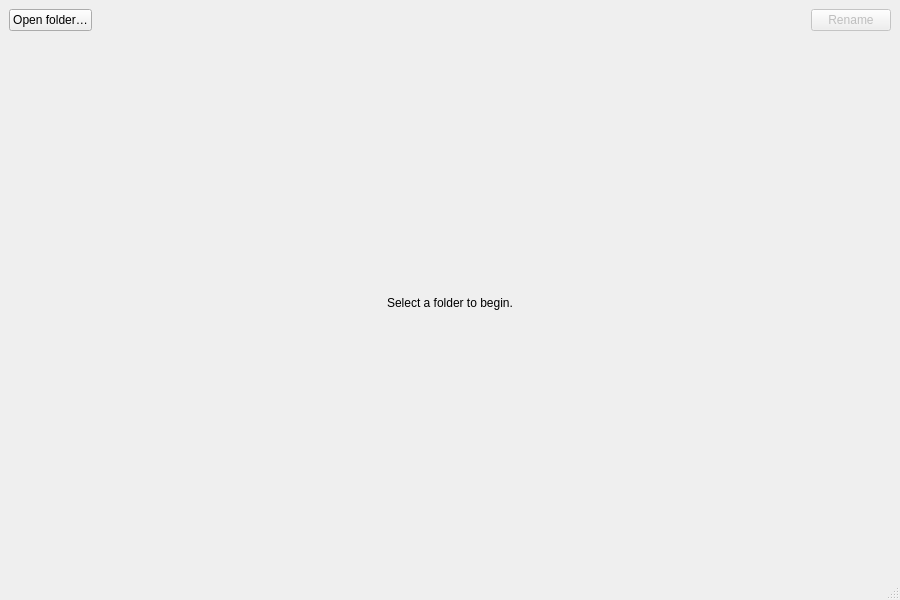
Qt form src/pbrenamer/ui/main_window.ui (ppoilbarbe/PBRenamer) before a commit.
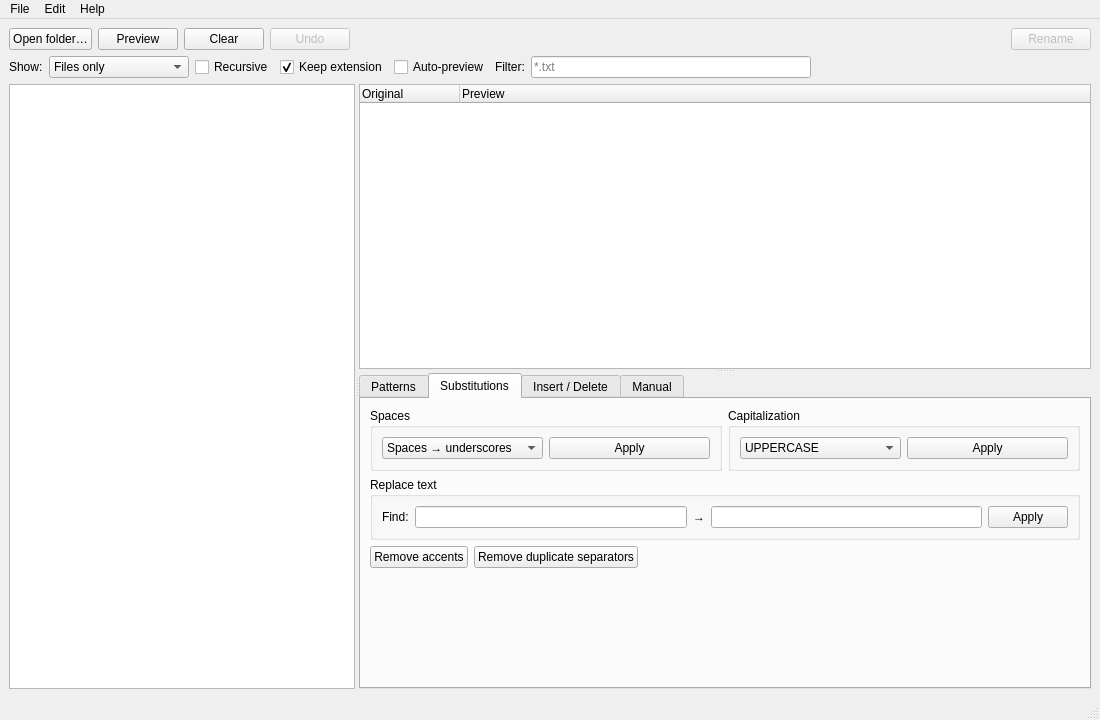
The same form after that commit. The open tabs and pages were chosen to show the change.

```diff
--- a/src/pbrenamer/ui/main_window.ui
+++ b/src/pbrenamer/ui/main_window.ui
@@ -3,7 +3,7 @@
  <class>MainWindow</class>
  <widget class="QMainWindow" name="MainWindow">
   <property name="geometry">
-   <rect><x>0</x><y>0</y><width>900</width><height>600</height></rect>
+   <rect><x>0</x><y>0</y><width>1100</width><height>720</height></rect>
   </property>
   <property name="minimumSize">
    <size><width>900</width><height>600</height></size>
@@ -12,7 +12,9 @@
    <string>PBRenamer</string>
   </property>
   <widget class="QWidget" name="centralwidget">
-   <layout class="QVBoxLayout" name="verticalLayout">
+   <layout class="QVBoxLayout" name="verticalLayout" stretch="0,0,1">
+
+    <!-- ── Toolbar ──────────────────────────────────────────────────── -->
     <item>
      <layout class="QHBoxLayout" name="toolbarLayout">
       <item>
@@ -20,6 +22,22 @@
         <property name="text"><string>Open folder…</string></property>
        </widget>
       </item>
+      <item>
+       <widget class="QPushButton" name="btnPreview">
+        <property name="text"><string>Preview</string></property>
+       </widget>
+      </item>
+      <item>
+       <widget class="QPushButton" name="btnClearPreview">
+        <property name="text"><string>Clear</string></property>
+       </widget>
+      </item>
+      <item>
+       <widget class="QPushButton" name="btnUndo">
+        <property name="enabled"><bool>false</bool></property>
+        <property name="text"><string>Undo</string></property>
+       </widget>
+      </item>
       <item>
        <spacer name="hSpacer">
         <property name="orientation"><enum>Qt::Horizontal</enum></property>
@@ -37,14 +55,458 @@
      </layout>
     </item>
     <item>
-     <widget class="QLabel" name="lblPlaceholder">
-      <property name="text"><string>Select a folder to begin.</string></property>
-      <property name="alignment"><set>Qt::AlignCenter</set></property>
-     </widget>
+     <layout class="QHBoxLayout" name="optionsLayout">
+      <item>
+       <widget class="QLabel" name="lblShow">
+        <property name="text"><string>Show:</string></property>
+       </widget>
+      </item>
+      <item>
+       <widget class="QComboBox" name="cmbMode">
+        <item><property name="text"><string>Files only</string></property></item>
+        <item><property name="text"><string>Directories only</string></property></item>
+        <item><property name="text"><string>Files and directories</string></property></item>
+       </widget>
+      </item>
+      <item>
+       <widget class="QCheckBox" name="chkRecursive">
+        <property name="text"><string>Recursive</string></property>
+       </widget>
+      </item>
+      <item>
+       <widget class="QCheckBox" name="chkKeepExtension">
+        <property name="text"><string>Keep extension</string></property>
+        <property name="checked"><bool>true</bool></property>
+       </widget>
+      </item>
+      <item>
+       <widget class="QCheckBox" name="chkAutoPreview">
+        <property name="text"><string>Auto-preview</string></property>
+       </widget>
+      </item>
+      <item>
+       <widget class="QLabel" name="lblFilter">
+        <property name="text"><string>Filter:</string></property>
+       </widget>
+      </item>
+      <item>
+       <widget class="QLineEdit" name="edtFilter">
+        <property name="placeholderText"><string>*.txt</string></property>
+        <property name="maximumWidth"><number>160</number></property>
+       </widget>
+      </item>
+      <item>
+       <spacer name="hSpacer2">
+        <property name="orientation"><enum>Qt::Horizontal</enum></property>
+        <property name="sizeHint" stdset="0">
+         <size><width>20</width><height>20</height></size>
+        </property>
+       </spacer>
+      </item>
+     </layout>
     </item>
+
+    <!-- ── Main splitter (left tree | right panel) ─────────────────── -->
+    <item>
+     <widget class="QSplitter" name="splitterMain">
+      <property name="orientation"><enum>Qt::Horizontal</enum></property>
+
+      <!-- Left: directory tree -->
+      <widget class="QTreeView" name="treeDirectory">
+       <property name="minimumWidth"><number>180</number></property>
+       <property name="headerHidden"><bool>true</bool></property>
+      </widget>
+
+      <!-- Right: vertical splitter (file list | tabs) -->
+      <widget class="QSplitter" name="splitterRight">
+       <property name="orientation"><enum>Qt::Vertical</enum></property>
+
+       <!-- File list: Original | Preview -->
+       <widget class="QTreeWidget" name="tblFiles">
+        <property name="selectionMode"><enum>QAbstractItemView::ExtendedSelection</enum></property>
+        <property name="alternatingRowColors"><bool>true</bool></property>
+        <property name="rootIsDecorated"><bool>false</bool></property>
+        <property name="sortingEnabled"><bool>false</bool></property>
+        <column>
+         <property name="text"><string>Original</string></property>
+        </column>
+        <column>
+         <property name="text"><string>Preview</string></property>
+        </column>
+       </widget>
+
+       <!-- Tab widget -->
+       <widget class="QTabWidget" name="tabWidget">
+        <property name="currentIndex"><number>0</number></property>
+
+        <!-- Tab 0: Patterns -->
+        <widget class="QWidget" name="tabPatterns">
+         <attribute name="title"><string>Patterns</string></attribute>
+         <layout class="QVBoxLayout" name="layoutPatterns">
+          <item>
+           <layout class="QHBoxLayout">
+            <item>
+             <widget class="QLabel">
+              <property name="text"><string>Search:</string></property>
+              <property name="minimumWidth"><number>60</number></property>
+             </widget>
+            </item>
+            <item>
+             <widget class="QComboBox" name="cmbPatternSearch">
+              <property name="editable"><bool>true</bool></property>
+              <property name="sizePolicy">
+               <sizepolicy hsizetype="Expanding" vsizetype="Fixed">
+                <horstretch>1</horstretch><verstretch>0</verstretch>
+               </sizepolicy>
+              </property>
+             </widget>
+            </item>
+           </layout>
+          </item>
+          <item>
+           <layout class="QHBoxLayout">
+            <item>
+             <widget class="QLabel">
+              <property name="text"><string>Replace:</string></property>
+              <property name="minimumWidth"><number>60</number></property>
+             </widget>
+            </item>
+            <item>
+             <widget class="QComboBox" name="cmbPatternDest">
+              <property name="editable"><bool>true</bool></property>
+              <property name="sizePolicy">
+               <sizepolicy hsizetype="Expanding" vsizetype="Fixed">
+                <horstretch>1</horstretch><verstretch>0</verstretch>
+               </sizepolicy>
+              </property>
+             </widget>
+            </item>
+           </layout>
+          </item>
+          <item>
+           <layout class="QHBoxLayout">
+            <item>
+             <widget class="QPushButton" name="btnSavePattern">
+              <property name="text"><string>Save pattern</string></property>
+             </widget>
+            </item>
+            <item>
+             <spacer>
+              <property name="orientation"><enum>Qt::Horizontal</enum></property>
+              <property name="sizeHint" stdset="0">
+               <size><width>40</width><height>20</height></size>
+              </property>
+             </spacer>
+            </item>
+           </layout>
+          </item>
+          <item>
+           <widget class="QLabel" name="lblPatternHelp">
+            <property name="text">
+             <string>{#} numbers · {L} letters · {C} non-space · {X} anything · {@} trash · {1} {2}… capture groups · {num2} counter (zero-padded) · {date} today · {dir} parent folder name</string>
+            </property>
+            <property name="wordWrap"><bool>true</bool></property>
+           </widget>
+          </item>
+          <item>
+           <spacer>
+            <property name="orientation"><enum>Qt::Vertical</enum></property>
+            <property name="sizeHint" stdset="0">
+             <size><width>20</width><height>5</height></size>
+            </property>
+           </spacer>
+          </item>
+         </layout>
+        </widget>
+
+        <!-- Tab 1: Substitutions -->
+        <widget class="QWidget" name="tabSubstitutions">
+         <attribute name="title"><string>Substitutions</string></attribute>
+         <layout class="QVBoxLayout" name="layoutSubstitutions">
+          <item>
+           <layout class="QHBoxLayout">
+            <item>
+             <widget class="QGroupBox" name="grpSpaces">
+              <property name="title"><string>Spaces</string></property>
+              <layout class="QHBoxLayout">
+               <item>
+                <widget class="QComboBox" name="cmbSpaces">
+                 <item><property name="text"><string>Spaces → underscores</string></property></item>
+                 <item><property name="text"><string>Underscores → spaces</string></property></item>
+                 <item><property name="text"><string>Spaces → dots</string></property></item>
+                 <item><property name="text"><string>Dots → spaces</string></property></item>
+                 <item><property name="text"><string>Spaces → dashes</string></property></item>
+                 <item><property name="text"><string>Dashes → spaces</string></property></item>
+                </widget>
+               </item>
+               <item>
+                <widget class="QPushButton" name="btnApplySpaces">
+                 <property name="text"><string>Apply</string></property>
+                </widget>
+               </item>
+              </layout>
+             </widget>
+            </item>
+            <item>
+             <widget class="QGroupBox" name="grpCaps">
+              <property name="title"><string>Capitalization</string></property>
+              <layout class="QHBoxLayout">
+               <item>
+                <widget class="QComboBox" name="cmbCaps">
+                 <item><property name="text"><string>UPPERCASE</string></property></item>
+                 <item><property name="text"><string>lowercase</string></property></item>
+                 <item><property name="text"><string>Capitalize first letter</string></property></item>
+                 <item><property name="text"><string>Title Case</string></property></item>
+                </widget>
+               </item>
+               <item>
+                <widget class="QPushButton" name="btnApplyCaps">
+                 <property name="text"><string>Apply</string></property>
+                </widget>
+               </item>
+              </layout>
+             </widget>
+            </item>
+           </layout>
+          </item>
+          <item>
+           <widget class="QGroupBox" name="grpReplace">
+            <property name="title"><string>Replace text</string></property>
+            <layout class="QHBoxLayout">
+             <item>
+              <widget class="QLabel">
+               <property name="text"><string>Find:</string></property>
+              </widget>
+             </item>
+             <item>
+              <widget class="QLineEdit" name="edtReplaceOrig">
+               <property name="sizePolicy">
+                <sizepolicy hsizetype="Expanding" vsizetype="Fixed">
+                 <horstretch>1</horstretch><verstretch>0</verstretch>
+                </sizepolicy>
+               </property>
+              </widget>
+             </item>
+             <item>
+              <widget class="QLabel">
+               <property name="text"><string>→</string></property>
+              </widget>
+             </item>
+             <item>
+              <widget class="QLineEdit" name="edtReplaceDest">
+               <property name="sizePolicy">
+                <sizepolicy hsizetype="Expanding" vsizetype="Fixed">
+                 <horstretch>1</horstretch><verstretch>0</verstretch>
+                </sizepolicy>
+               </property>
+              </widget>
+             </item>
+             <item>
+              <widget class="QPushButton" name="btnApplyReplace">
+               <property name="text"><string>Apply</string></property>
+              </widget>
+             </item>
+            </layout>
+           </widget>
+          </item>
+          <item>
+           <layout class="QHBoxLayout">
+            <item>
+             <widget class="QPushButton" name="btnRemoveAccents">
+              <property name="text"><string>Remove accents</string></property>
+             </widget>
+            </item>
+            <item>
+             <widget class="QPushButton" name="btnRemoveDuplicates">
+              <property name="text"><string>Remove duplicate separators</string></property>
+             </widget>
+            </item>
+            <item>
+             <spacer>
+              <property name="orientation"><enum>Qt::Horizontal</enum></property>
+              <property name="sizeHint" stdset="0">
+               <size><width>40</width><height>20</height></size>
+              </property>
+             </spacer>
+            </item>
+           </layout>
+          </item>
+          <item>
+           <spacer>
+            <property name="orientation"><enum>Qt::Vertical</enum></property>
+            <property name="sizeHint" stdset="0">
+             <size><width>20</width><height>5</height></size>
+            </property>
+           </spacer>
+          </item>
+         </layout>
+        </widget>
+
+        <!-- Tab 2: Insert / Delete -->
+        <widget class="QWidget" name="tabInsertDelete">
+         <attribute name="title"><string>Insert / Delete</string></attribute>
+         <layout class="QVBoxLayout" name="layoutInsertDelete">
+          <item>
+           <widget class="QGroupBox" name="grpInsert">
+            <property name="title"><string>Insert</string></property>
+            <layout class="QHBoxLayout">
+             <item>
+              <widget class="QLabel">
+               <property name="text"><string>Text:</string></property>
+              </widget>
+             </item>
+             <item>
+              <widget class="QLineEdit" name="edtInsertText">
+               <property name="sizePolicy">
+                <sizepolicy hsizetype="Expanding" vsizetype="Fixed">
+                 <horstretch>1</horstretch><verstretch>0</verstretch>
+                </sizepolicy>
+               </property>
+              </widget>
+             </item>
+             <item>
+              <widget class="QLabel">
+               <property name="text"><string>at position:</string></property>
+              </widget>
+             </item>
+             <item>
+              <widget class="QSpinBox" name="spnInsertPos">
+               <property name="minimum"><number>0</number></property>
+               <property name="maximum"><number>9999</number></property>
+              </widget>
+             </item>
+             <item>
+              <widget class="QPushButton" name="btnInsert">
+               <property name="text"><string>Apply</string></property>
+              </widget>
+             </item>
+            </layout>
+           </widget>
+          </item>
+          <item>
+           <widget class="QGroupBox" name="grpDelete">
+            <property name="title"><string>Delete</string></property>
+            <layout class="QHBoxLayout">
+             <item>
+              <widget class="QLabel">
+               <property name="text"><string>From position:</string></property>
+              </widget>
+             </item>
+             <item>
+              <widget class="QSpinBox" name="spnDeleteFrom">
+               <property name="minimum"><number>0</number></property>
+               <property name="maximum"><number>9999</number></property>
+              </widget>
+             </item>
+             <item>
+              <widget class="QLabel">
+               <property name="text"><string>to:</string></property>
+              </widget>
+             </item>
+             <item>
+              <widget class="QSpinBox" name="spnDeleteTo">
+               <property name="minimum"><number>0</number></property>
+               <property name="maximum"><number>9999</number></property>
+              </widget>
+             </item>
+             <item>
+              <widget class="QPushButton" name="btnDelete">
+               <property name="text"><string>Apply</string></property>
+              </widget>
+             </item>
+            </layout>
+           </widget>
+          </item>
+          <item>
+           <spacer>
+            <property name="orientation"><enum>Qt::Vertical</enum></property>
+            <property name="sizeHint" stdset="0">
+             <size><width>20</width><height>5</height></size>
+            </property>
+           </spacer>
+          </item>
+         </layout>
+        </widget>
+
+        <!-- Tab 3: Manual -->
+        <widget class="QWidget" name="tabManual">
+         <attribute name="title"><string>Manual</string></attribute>
+         <layout class="QVBoxLayout" name="layoutManual">
+          <item>
+           <layout class="QHBoxLayout">
+            <item>
+             <widget class="QLabel">
+              <property name="text"><string>New name for selected file:</string></property>
+             </widget>
+            </item>
+            <item>
+             <widget class="QLineEdit" name="edtManualName">
+              <property name="sizePolicy">
+               <sizepolicy hsizetype="Expanding" vsizetype="Fixed">
+                <horstretch>1</horstretch><verstretch>0</verstretch>
+               </sizepolicy>
+              </property>
+             </widget>
+            </item>
+            <item>
+             <widget class="QPushButton" name="btnApplyManual">
+              <property name="text"><string>Apply</string></property>
+             </widget>
+            </item>
+           </layout>
+          </item>
+          <item>
+           <spacer>
+            <property name="orientation"><enum>Qt::Vertical</enum></property>
+            <property name="sizeHint" stdset="0">
+             <size><width>20</width><height>5</height></size>
+            </property>
+           </spacer>
+          </item>
+         </layout>
+        </widget>
+
+       </widget><!-- /tabWidget -->
+      </widget><!-- /splitterRight -->
+     </widget><!-- /splitterMain -->
+    </item>
+
    </layout>
   </widget>
   <widget class="QStatusBar" name="statusbar"/>
+
+  <widget class="QMenuBar" name="menubar">
+   <property name="geometry">
+    <rect><x>0</x><y>0</y><width>1100</width><height>30</height></rect>
+   </property>
+   <widget class="QMenu" name="menuFile">
+    <property name="title"><string>File</string></property>
+    <addaction name="actionQuit"/>
+   </widget>
+   <widget class="QMenu" name="menuEdit">
+    <property name="title"><string>Edit</string></property>
+    <addaction name="actionSettings"/>
+   </widget>
+   <widget class="QMenu" name="menuHelp">
+    <property name="title"><string>Help</string></property>
+    <addaction name="actionAbout"/>
+   </widget>
+   <addaction name="menuFile"/>
+   <addaction name="menuEdit"/>
+   <addaction name="menuHelp"/>
+  </widget>
+
+  <action name="actionQuit">
+   <property name="text"><string>Quit</string></property>
+   <property name="shortcut"><string>Ctrl+Q</string></property>
+  </action>
+  <action name="actionSettings">
+   <property name="text"><string>Settings…</string></property>
+  </action>
+  <action name="actionAbout">
+   <property name="text"><string>About PBRenamer</string></property>
+  </action>
+
  </widget>
  <resources/>
  <connections/>
```
Left out of the diff: 6 changed lines with no effect on the pictures.
